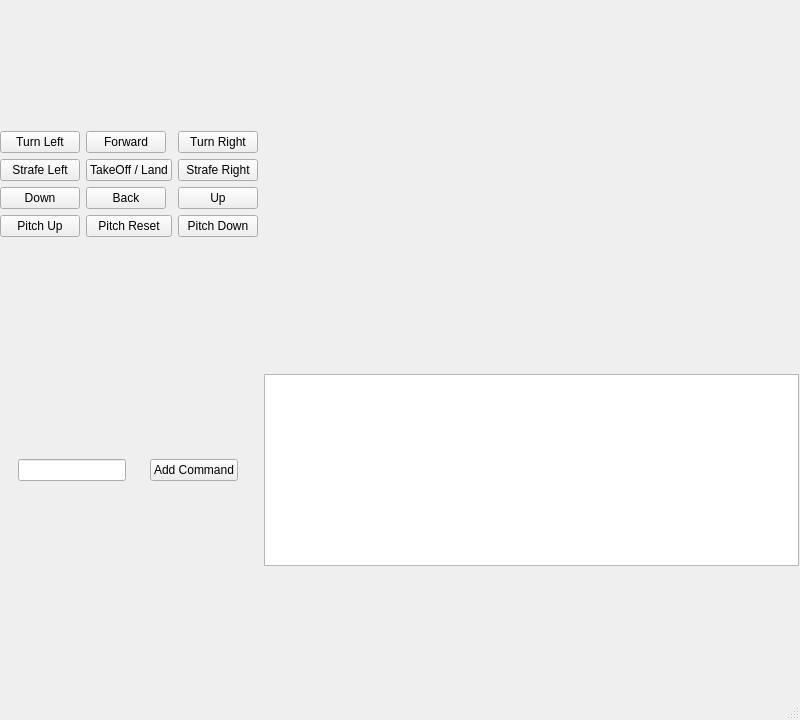
First picture: the form in PySide2GUI/ui/WubaGUI.ui, repository vladosaurus/tello, before the edit.
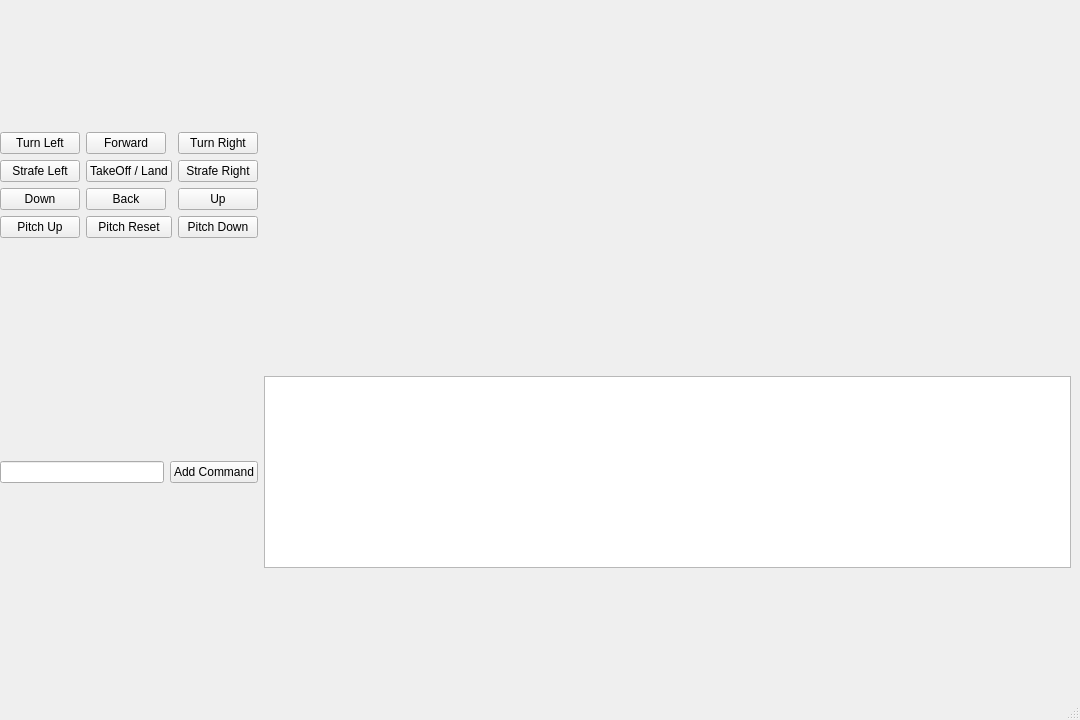
Second picture: the form after the edit.

Commit message: Add shortcuts for buttons

```diff
--- a/PySide2GUI/ui/WubaGUI.ui
+++ b/PySide2GUI/ui/WubaGUI.ui
@@ -6,7 +6,7 @@
    <rect>
     <x>0</x>
     <y>0</y>
-    <width>800</width>
+    <width>1080</width>
     <height>720</height>
    </rect>
   </property>
@@ -22,8 +22,8 @@
      <rect>
       <x>0</x>
       <y>0</y>
-      <width>799</width>
-      <height>719</height>
+      <width>1071</width>
+      <height>721</height>
      </rect>
     </property>
     <layout class="QGridLayout" name="gRoot">
@@ -59,6 +59,12 @@
          <property name="text">
           <string>TakeOff / Land</string>
          </property>
+         <property name="shortcut">
+          <string>5</string>
+         </property>
+         <property name="checkable">
+          <bool>false</bool>
+         </property>
          <property name="autoRepeatDelay">
           <number>100</number>
          </property>
@@ -213,7 +219,7 @@
        <item>
         <widget class="QLineEdit" name="lineEdit">
          <property name="sizePolicy">
-          <sizepolicy hsizetype="Fixed" vsizetype="Fixed">
+          <sizepolicy hsizetype="Minimum" vsizetype="Fixed">
            <horstretch>0</horstretch>
            <verstretch>0</verstretch>
           </sizepolicy>
```
Left out of the diff: 27 changed lines with no effect on the pictures.
